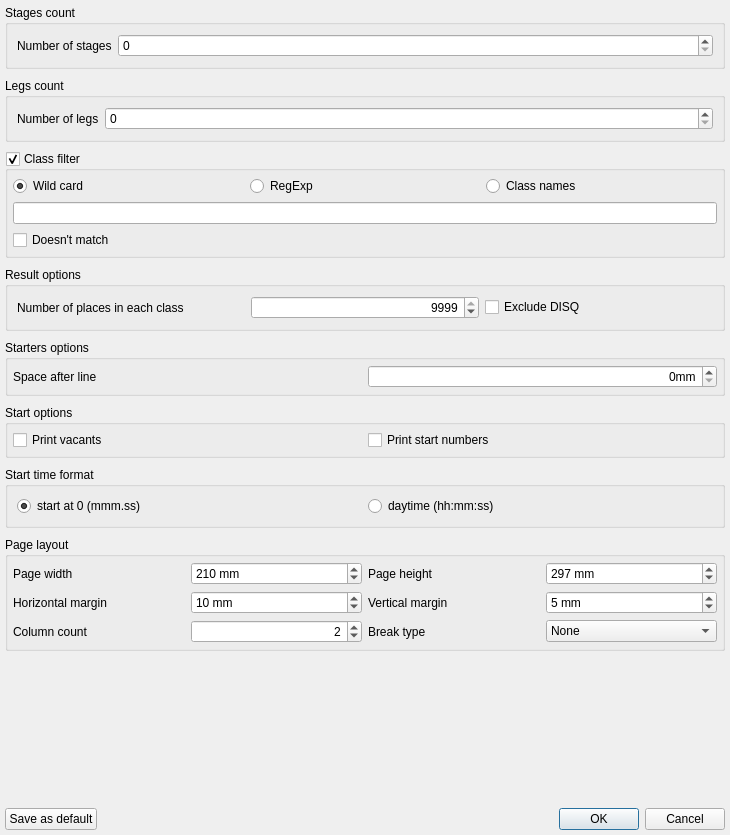
Qt form libquickevent/libquickeventgui/src/reportoptionsdialog.ui (Quick-Event/quickbox) before a commit.
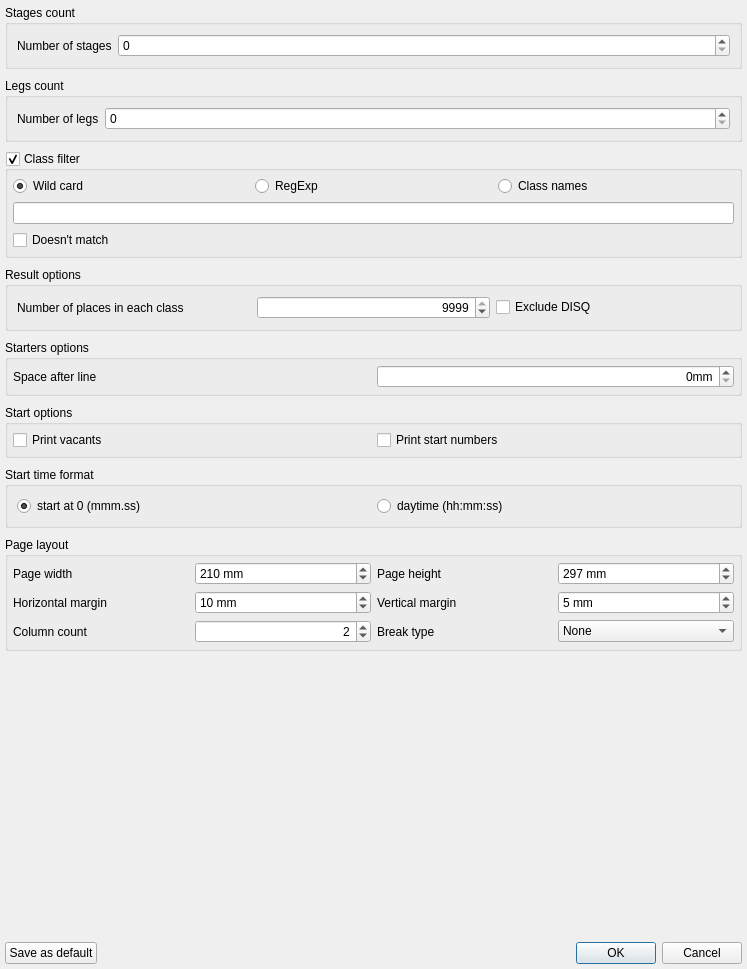
The same form after that commit.

Commit message: Class combo in runs made wider.

```diff
--- a/libquickevent/libquickeventgui/src/reportoptionsdialog.ui
+++ b/libquickevent/libquickeventgui/src/reportoptionsdialog.ui
@@ -6,8 +6,8 @@
    <rect>
     <x>0</x>
     <y>0</y>
-    <width>730</width>
-    <height>835</height>
+    <width>747</width>
+    <height>969</height>
    </rect>
   </property>
   <property name="windowTitle">
@@ -142,7 +142,7 @@
      <property name="title">
       <string>Result options</string>
      </property>
-     <layout class="QHBoxLayout" name="horizontalLayout_4">
+	 <layout class="QHBoxLayout" name="horizontalLayout_41">
       <item>
        <widget class="QLabel" name="label_9">
         <property name="text">
```
The commit also changes 2 other files.
